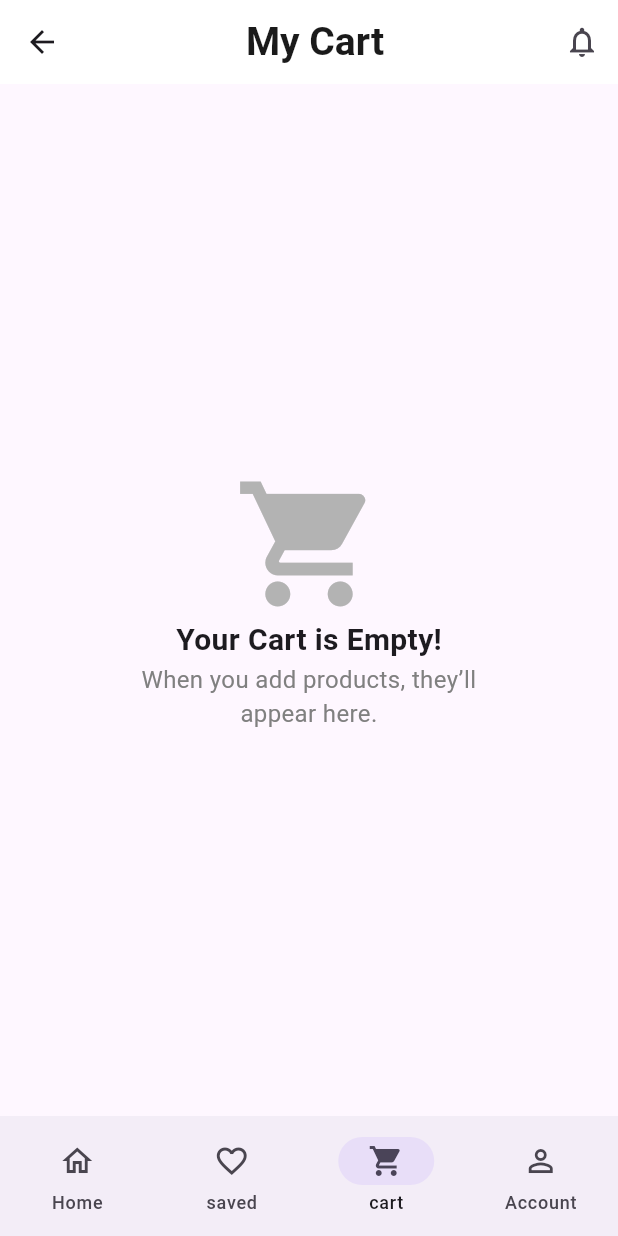
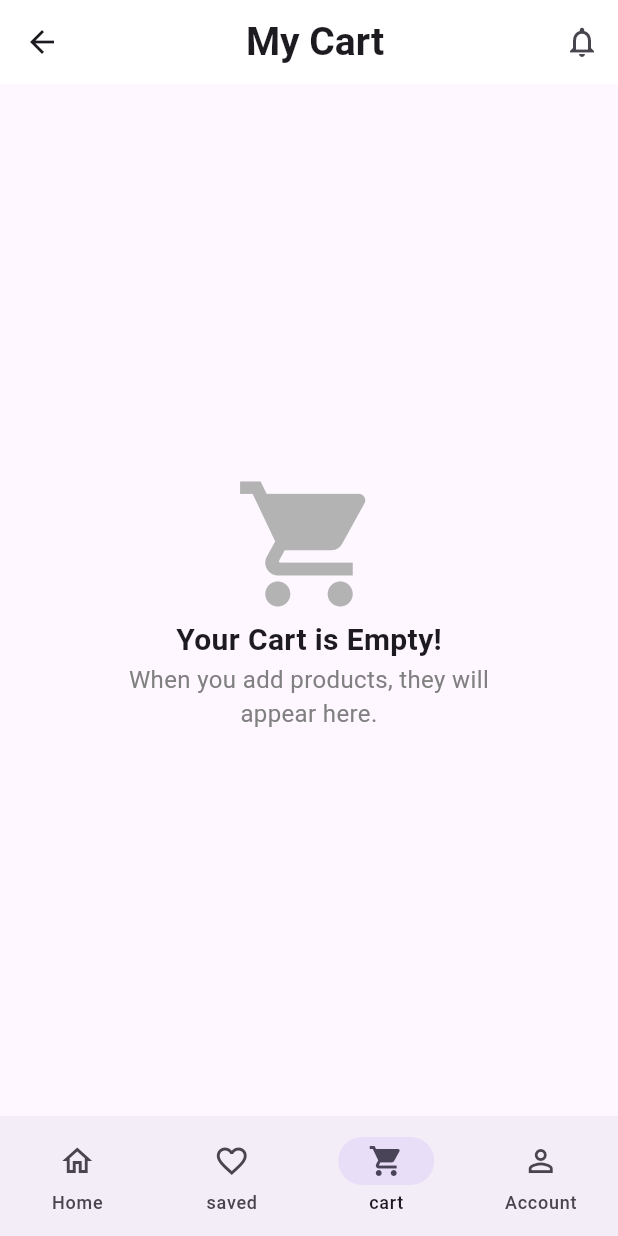
Before and after one commit to Habib-Allah-Intabli/albarakah_course_my_tasks_dart, a Flutter app: the NavBarView screen opened directly, item 3 of the bottom bar chosen, on a phone screen of 412 x 824 dp. Run offline on Flutter 3.47's test engine with Material 3 defaults, Android fonts, the phone set to English and light mode, and no system bars; our stand-ins replace bloc, dio, equatable, flutter_bloc, get_it, hive and 2 more; accounts and stored records are empty; network calls fail.

Commit message:
add favorite_bloc_and_cart_bloc_without_working

```diff
--- /dev/null
+++ b/lib/blocs/cart_bloc/cart_bloc.dart
@@ -0,0 +1,70 @@
+// ignore_for_file: public_member_api_docs, sort_constructors_first
+import 'package:bloc/bloc.dart';
+import 'package:meta/meta.dart';
+
+import 'package:task_22_full_design/core/service/cart_local_data_source.dart';
+import 'package:task_22_full_design/models/cart_item_model.dart';
+
+part 'cart_event.dart';
+part 'cart_state.dart';
+
+class CartBloc extends Bloc<CartEvent, CartState> {
+  CartLocalDataSource cartLocalDataSource;
+  List<CartItemModel> cartItems = [];
+  CartBloc({required this.cartLocalDataSource}) : super(CartLoading()) {
+    on<CartEvent>((event, emit) async {
+      switch (event) {
+        case InitiliazeCart():
+          {
+            cartItems = await cartLocalDataSource.getProductsToShowInCart();
+            if (cartItems.isEmpty) {
+              emit(CartEmpty());
+            } else {
+              double total = 0;
+              for (var item in cartItems) {
+                total = total + (item.product.price * item.quantity);
+              }
+              emit(CartLoaded(cartItems: cartItems, totalPrice: total));
+            }
+          }
+        case AddToCart():
+          {
+            print("===========================");
+            int index = cartItems.indexWhere((element) {
+              return element.product.id == event.cartItemModel.product.id;
+            });
+            if (index != -1) {
+              cartItems[index].quantity++;
+            } else {
+              cartItems.add(event.cartItemModel);
+            }
+            cartLocalDataSource.saveProducts(cartItems: cartItems);
+            double total = 0;
+            for (var item in cartItems) {
+              total = total + (item.product.price * item.quantity);
+            }
+            emit(CartLoaded(cartItems: cartItems, totalPrice: total));
+          }
+        case RemoveFromCart():
+          {
+            int index = cartItems.indexWhere((element) {
+              return element.product.id == event.cartItemModel.product.id;
+            });
+            if (index != -1) {
+              if (cartItems[index].quantity > 1) {
+                cartItems[index].quantity--;
+              } else {
+                cartItems.removeAt(index);
+              }
+              cartLocalDataSource.saveProducts(cartItems: cartItems);
+              double total = 0;
+              for (var item in cartItems) {
+                total = total + (item.product.price * item.quantity);
+              }
+              emit(CartLoaded(cartItems: cartItems, totalPrice: total));
+            }
+          }
+      }
+    });
+  }
+}
--- /dev/null
+++ b/lib/blocs/cart_bloc/cart_event.dart
@@ -0,0 +1,18 @@
+// ignore_for_file: public_member_api_docs, sort_constructors_first
+part of 'cart_bloc.dart';
+
+
+sealed class CartEvent {}
+
+class InitiliazeCart extends CartEvent {}
+
+class AddToCart extends CartEvent {
+  final CartItemModel cartItemModel;
+
+  AddToCart({required this.cartItemModel});
+}
+
+class RemoveFromCart extends CartEvent {
+  final CartItemModel cartItemModel;
+  RemoveFromCart({required this.cartItemModel});
+}
--- /dev/null
+++ b/lib/blocs/cart_bloc/cart_state.dart
@@ -0,0 +1,15 @@
+part of 'cart_bloc.dart';
+
+
+sealed class CartState {}
+
+final class CartLoading extends CartState {}
+
+class CartLoaded extends CartState {
+  final List<CartItemModel> cartItems;
+  final double totalPrice;
+
+  CartLoaded({required this.cartItems, required this.totalPrice});
+}
+
+class CartEmpty extends CartState {}
--- /dev/null
+++ b/lib/blocs/favorite_bloc/favorite_event.dart
@@ -0,0 +1,12 @@
+part of 'favorite_bloc.dart';
+
+@immutable
+sealed class FavoriteEvent {}
+
+class InitializeFavoriteList extends FavoriteEvent {}
+
+class ToggleFavorite extends FavoriteEvent {
+  final ProductModel product;
+
+  ToggleFavorite({required this.product});
+}
--- /dev/null
+++ b/lib/blocs/favorite_bloc/favorite_state.dart
@@ -0,0 +1,12 @@
+part of 'favorite_bloc.dart';
+
+@immutable
+sealed class FavoriteState {}
+
+final class FavoriteInitial extends FavoriteState {}
+
+class FavoriteLoaded extends FavoriteState {
+  final List<ProductModel> products;
+
+  FavoriteLoaded({required this.products});
+}
--- a/lib/blocs/product_bloc/product_bloc.dart
+++ b/lib/blocs/product_bloc/product_bloc.dart
@@ -5,7 +5,7 @@ import 'package:task_22_full_design/core/constants/api_constants.dart';
 
 
 import 'package:task_22_full_design/core/service/product_service.dart';
-import 'package:task_22_full_design/models/products_model.dart';
+import 'package:task_22_full_design/models/product_model.dart';
 
 part 'product_event.dart';
 part 'product_state.dart';
--- a/lib/core/service/product_service.dart
+++ b/lib/core/service/product_service.dart
@@ -1,6 +1,6 @@
 import 'package:dio/dio.dart';
 import 'package:task_22_full_design/core/constants/api_constants.dart';
-import 'package:task_22_full_design/models/products_model.dart';
+import 'package:task_22_full_design/models/product_model.dart';
 
 class ProductService {
   Future<List<ProductModel>?> getAllProducts({required int skip}) async {
--- /dev/null
+++ b/lib/models/cart_item_model.dart
@@ -0,0 +1,64 @@
+
+import 'dart:convert';
+
+import 'package:task_22_full_design/models/product_model.dart';
+
+class CartItemModel {
+  final ProductModel product;
+  int quantity;
+
+  CartItemModel({
+    required this.product,
+    required this.quantity,
+  });
+
+  CartItemModel copyWith({
+    ProductModel? product,
+    int? quantity,
+  }) {
+    return CartItemModel(
+      product: product ?? this.product,
+      quantity: quantity ?? this.quantity,
+    );
+  }
+
+  Map<String, dynamic> toMap() {
+    return <String, dynamic>{
+      'product': product.toMap(),
+      'quantity': quantity,
+    };
+  }
+
+  factory CartItemModel.fromMap(Map<String, dynamic> map) {
+    return CartItemModel(
+      product: ProductModel.fromMap(
+        Map<String, dynamic>.from(map['product'] as Map),
+      ),
+      quantity: map['quantity'] as int,
+    );
+  }
+
+  String toJson() => json.encode(toMap());
+
+  factory CartItemModel.fromJson(String source) {
+    final Map<String, dynamic> decodedData =
+        Map<String, dynamic>.from(json.decode(source) as Map);
+
+    return CartItemModel.fromMap(decodedData);
+  }
+
+  @override
+  String toString() => 'CartItemModel(product: $product, quantity: $quantity)';
+
+  @override
+  bool operator ==(covariant CartItemModel other) {
+    if (identical(this, other)) return true;
+
+    return
+      other.product == product &&
+      other.quantity == quantity;
+  }
+
+  @override
+  int get hashCode => product.hashCode ^ quantity.hashCode;
+}
--- a/lib/models/products_model.dart
+++ b/lib/models/product_model.dart
@@ -1,12 +1,19 @@
-// ignore_for_file: public_member_api_docs, sort_constructors_first
 import 'dart:convert';
+import 'package:hive/hive.dart';
+part 'product_model.g.dart';
+@HiveType(typeId: 0)
+class ProductModel extends HiveObject {
+  @HiveField(0)
+  final int id;
+  @HiveField(1)
+  final String title;
+  @HiveField(2)
+  final String? description;
+  @HiveField(3)
+  final String thumbnail;
+  @HiveField(4)
+  final num price;
 
-class ProductModel {
-  final int id;
-  final String title;
-  final String description;
-  final String thumbnail;
-  final num price;
   ProductModel({
     required this.id,
     required this.title,
@@ -41,11 +48,12 @@ class ProductModel {
     };
   }
 
-  factory ProductModel.fromMap(Map<String, dynamic> map) {
+
+  factory ProductModel.fromMap(Map<dynamic, dynamic> map) {
     return ProductModel(
       id: map['id'] as int,
       title: map['title'] as String,
-      description: map['description'] as String,
+      description: map['description'] as String?,
       thumbnail: map['thumbnail'] as String,
       price: map['price'] as num,
     );
@@ -54,30 +62,5 @@ class ProductModel {
   String toJson() => json.encode(toMap());
 
   factory ProductModel.fromJson(String source) =>
-      ProductModel.fromMap(json.decode(source) as Map<String, dynamic>);
-
-  @override
-  String toString() {
-    return 'ProductModel(id: $id, title: $title, description: $description, thumbnail: $thumbnail, price: $price)';
-  }
-
-  @override
-  bool operator ==(covariant ProductModel other) {
-    if (identical(this, other)) return true;
-
-    return other.id == id &&
-        other.title == title &&
-        other.description == description &&
-        other.thumbnail == thumbnail &&
-        other.price == price;
-  }
-
-  @override
-  int get hashCode {
-    return id.hashCode ^
-        title.hashCode ^
-        description.hashCode ^
-        thumbnail.hashCode ^
-        price.hashCode;
-  }
+      ProductModel.fromMap(json.decode(source) as Map<dynamic, dynamic>);
 }
--- a/lib/views/cart_view.dart
+++ b/lib/views/cart_view.dart
@@ -1,4 +1,6 @@
 import 'package:flutter/material.dart';
+import 'package:flutter_bloc/flutter_bloc.dart';
+import 'package:task_22_full_design/blocs/cart_bloc/cart_bloc.dart';
 
 class CartView extends StatelessWidget {
   const CartView({super.key});
@@ -7,16 +9,11 @@ class CartView extends StatelessWidget {
   Widget build(BuildContext context) {
     return Scaffold(
       appBar: AppBar(
-        // centerTitle: true,
         backgroundColor: Colors.white,
         title: Center(
           child: Text(
             'My Cart',
-            style: TextStyle(
-              fontWeight: FontWeight.w600,
-              fontSize: 26,
-              color: Color(0xff1A1A1A),
-            ),
+            style: TextStyle(fontWeight: FontWeight.w600, fontSize: 26),
           ),
         ),
         actions: [
@@ -26,25 +23,38 @@ class CartView extends StatelessWidget {
           ),
         ],
       ),
-      body: Row(
+      body: BlocBuilder<CartBloc, CartState>(
+        builder: (context, state) {
+          if (state is CartLoading) {
+            return Center(child: CircularProgressIndicator());
+          }
+
+          if (state is CartEmpty) {
+            return Row(
               mainAxisAlignment: MainAxisAlignment.center,
               children: [
                 Column(
                   mainAxisAlignment: MainAxisAlignment.center,
                   children: [
-              Icon(Icons.shopping_cart, size: 100, color: Color(0xffB3B3B3)),
+                    Icon(
+                      Icons.shopping_cart,
+                      size: 100,
+                      color: Color(0xffB3B3B3),
+                    ),
                     Text(
                       'Your Cart is Empty!',
-                style: TextStyle(fontWeight: FontWeight.w600, fontSize: 20),
+                      style: TextStyle(
+                        fontWeight: FontWeight.w600,
+                        fontSize: 20,
+                      ),
                     ),
                     SizedBox(
                       width: 248,
                       child: Text(
-                  'When you add products, they’ll appear here.',
+                        'When you add products, they will appear here.',
                         style: TextStyle(
                           color: Color(0xff808080),
                           fontSize: 16,
-                    fontWeight: FontWeight.w400,
                         ),
                         textAlign: TextAlign.center,
                       ),
@@ -52,6 +62,104 @@ class CartView extends StatelessWidget {
                   ],
                 ),
               ],
+            );
+          }
+
+          if (state is CartLoaded) {
+            return Column(
+              children: [
+                Expanded(
+                  child: ListView.builder(
+                    itemCount: state.cartItems.length,
+                    itemBuilder: (context, index) {
+                      final item = state.cartItems[index];
+                      return Card(
+                        margin: EdgeInsets.symmetric(
+                          horizontal: 16,
+                          vertical: 8,
+                        ),
+                        child: ListTile(
+                          leading: Image.network(
+                            item.product.thumbnail,
+                            width: 60,
+                            fit: BoxFit.cover,
+                          ),
+                          title: Text(
+                            item.product.title,
+                            maxLines: 1,
+                            overflow: TextOverflow.ellipsis,
+                          ),
+                          subtitle: Text('\$${item.product.price}'),
+                          trailing: Row(
+                            mainAxisSize: MainAxisSize.min,
+                            children: [
+                              IconButton(
+                                icon: Icon(Icons.remove_circle_outline),
+                                onPressed: () {
+                                  context.read<CartBloc>().add(
+                                    RemoveFromCart(cartItemModel: item),
+                                  );
+                                },
+                              ),
+                              Text(
+                                '${item.quantity}',
+                                style: TextStyle(
+                                  fontWeight: FontWeight.bold,
+                                  fontSize: 16,
+                                ),
+                              ),
+
+                              IconButton(
+                                icon: Icon(Icons.add_circle_outline),
+                                onPressed: () {
+                                  context.read<CartBloc>().add(
+                                    AddToCart(cartItemModel: item),
+                                  );
+                                },
+                              ),
+                            ],
+                          ),
+                        ),
+                      );
+                    },
+                  ),
+                ),
+                // Total Price
+                Container(
+                  padding: EdgeInsets.all(20),
+                  decoration: BoxDecoration(
+                    color: Colors.white,
+                    boxShadow: [
+                      BoxShadow(color: Colors.grey.shade200, blurRadius: 10),
+                    ],
+                  ),
+                  child: Row(
+                    mainAxisAlignment: MainAxisAlignment.spaceBetween,
+                    children: [
+                      Text(
+                        'Total:',
+                        style: TextStyle(
+                          fontSize: 18,
+                          fontWeight: FontWeight.bold,
+                        ),
+                      ),
+                      Text(
+                        '\$${state.totalPrice.toStringAsFixed(2)}',
+                        style: TextStyle(
+                          fontSize: 18,
+                          fontWeight: FontWeight.bold,
+                          color: Color(0xff1A1A1A),
+                        ),
+                      ),
+                    ],
+                  ),
+                ),
+              ],
+            );
+          }
+
+          return SizedBox();
+        },
       ),
     );
   }
--- a/lib/views/nav_bar_view.dart
+++ b/lib/views/nav_bar_view.dart
@@ -1,6 +1,9 @@
 import 'package:flutter/material.dart';
 import 'package:flutter_bloc/flutter_bloc.dart';
+import 'package:task_22_full_design/blocs/cart_bloc/cart_bloc.dart';
+import 'package:task_22_full_design/blocs/favorite_bloc/favorite_bloc.dart';
 import 'package:task_22_full_design/blocs/product_bloc/product_bloc.dart';
+import 'package:task_22_full_design/core/service/cart_local_data_source.dart';
 import 'package:task_22_full_design/core/service/product_service.dart';
 import 'package:task_22_full_design/views/account_view.dart';
 import 'package:task_22_full_design/views/cart_view.dart';
@@ -31,14 +34,14 @@ class _NavBarViewState extends State<NavBarView> {
               ProductBloc(productService: ProductService())
                 ..add(GetAllProducts()),
         ),
-        // BlocProvider(
-        //   create: (context) => FavoriteBloc()..add(InitializeFavoriteList()),
-        // ),
-        // BlocProvider(
-        //   create: (context) =>
-        //       CartBloc(cartLocalDataSource: CartLocalDataSource())
-        //         ..add(InitiliazeCart()),
-        // ),
+        BlocProvider(
+          create: (context) => FavoriteBloc()..add(InitializeFavoriteList()),
+        ),
+        BlocProvider(
+          create: (context) =>
+              CartBloc(cartLocalDataSource: CartLocalDataSource())
+                ..add(InitiliazeCart()),
+        ),
       ],
       child: Scaffold(
         body: pages[currentPage],
--- a/pubspec.yaml
+++ b/pubspec.yaml
@@ -39,10 +39,14 @@ dependencies:
   get_it: ^9.2.1
   dio: ^5.9.1
   equatable: ^2.0.8
+  hive: ^2.2.3
+  build_runner: 2.4.13
+  hive_flutter: ^1.1.0
 
 dev_dependencies:
   flutter_test:
     sdk: flutter
+  hive_generator: ^2.0.1
 
   # The "flutter_lints" package below contains a set of recommended lints to
   # encourage good coding practices. The lint set provided by the package is
```
Also changed, not shown: lib/blocs/favorite_bloc/favorite_bloc.dart (added, +43 -0 lines), lib/core/service/cart_local_data_source.dart (added, +29 -0 lines), lib/models/product_model.g.dart (added), lib/views/favorite_view.dart (added), pubspec.lock. Lines whose indentation alone changed are shown as unchanged.
